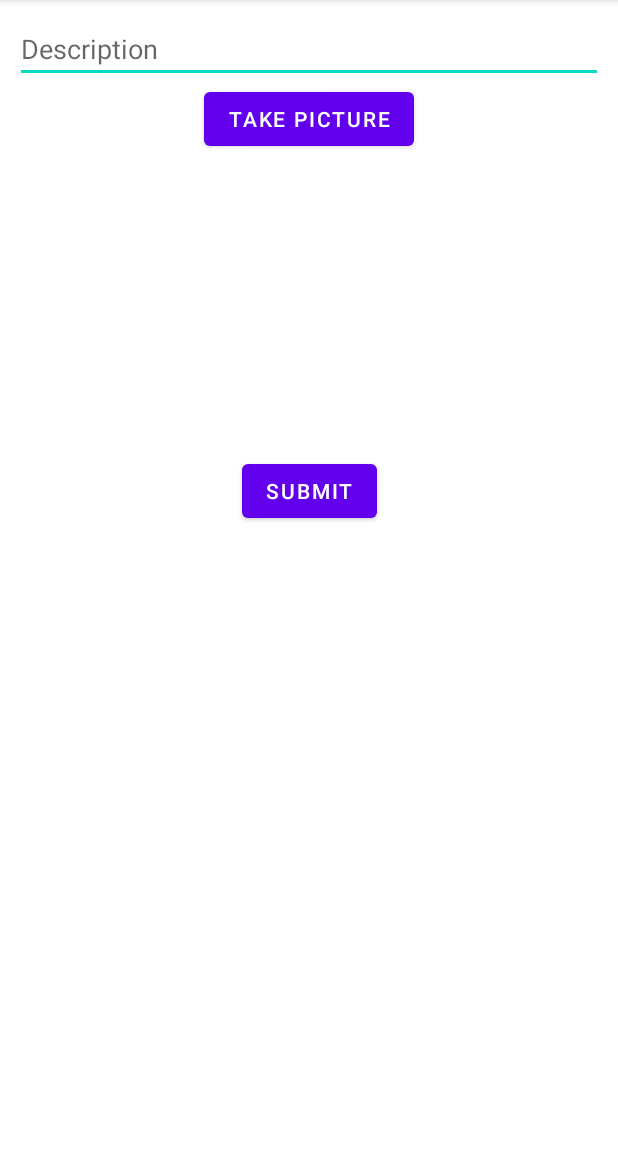
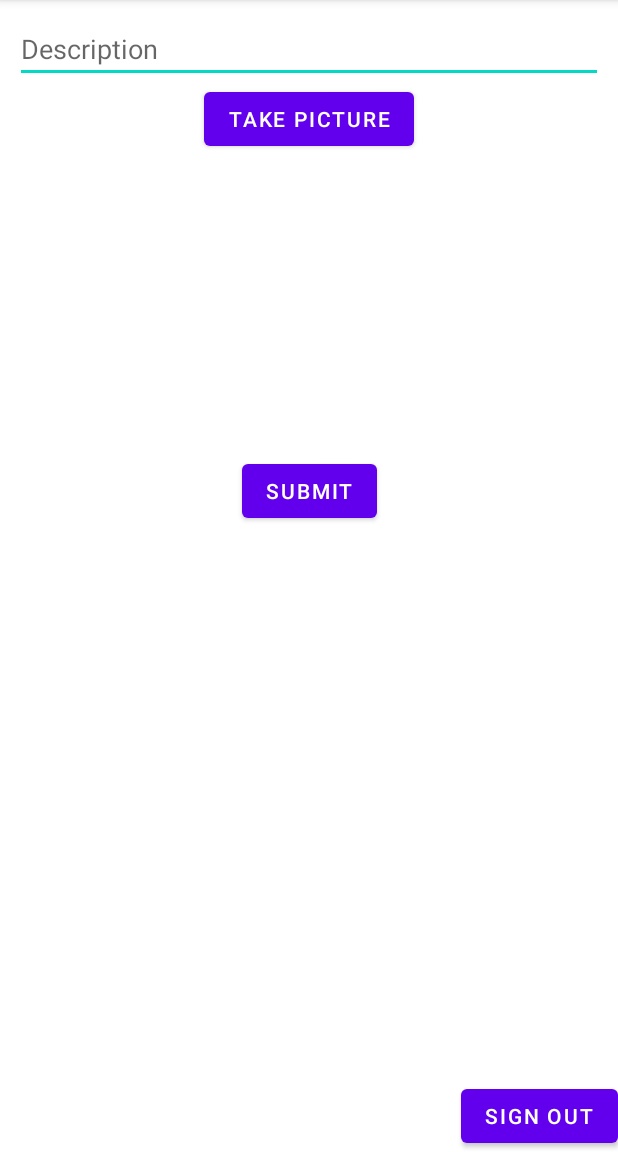
Before and after one commit to beliang/Instagram, an Android app: the MainActivity screen opened directly, with no data from a screen before it, on a phone screen of 412 x 824 dp, the part 84-1236 px from its top. Run offline under Robolectric (Android 15) with nearby library versions, the phone set to English and light mode, and no system bars; libraries missing offline, so code that uses them is left out: com.parse.

Commit message:
Allowed user to sign out and made gif

```diff
--- a/app/src/main/res/layout/activity_main.xml
+++ b/app/src/main/res/layout/activity_main.xml
@@ -43,4 +43,12 @@
         app:layout_constraintStart_toStartOf="parent"
         app:layout_constraintTop_toBottomOf="@+id/picture" />
 
+    <Button
+        android:id="@+id/signOut"
+        android:layout_width="wrap_content"
+        android:layout_height="wrap_content"
+        android:text="Sign Out"
+        app:layout_constraintBottom_toBottomOf="parent"
+        app:layout_constraintEnd_toEndOf="parent" />
+
 </androidx.constraintlayout.widget.ConstraintLayout>
```
Also changed, not shown: app/src/main/java/com/example/instagram/MainActivity.kt (+7 -0 lines), 1 other file.
